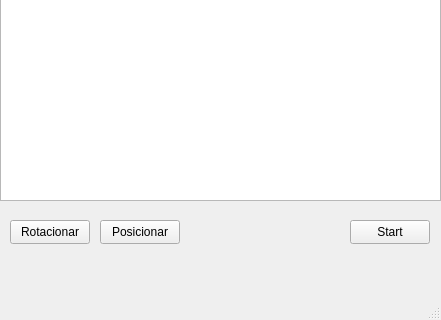
The window that BattleshipFront/Forms/mainwindow.ui (ismael-ds-correia/battleship-cpp) describes before a commit, drawn with Qt 5; both pictures show x 0 to 441 and y 280 to 600 of the 441 by 600 pixel window.
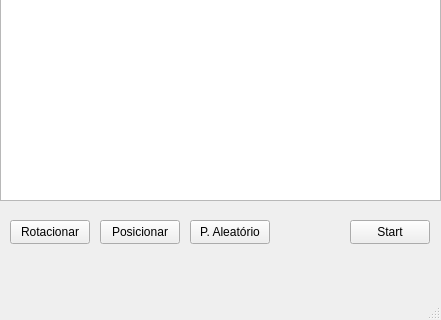
The same window after the commit.

Patch:
```diff
--- a/BattleshipFront/Forms/mainwindow.ui
+++ b/BattleshipFront/Forms/mainwindow.ui
@@ -63,6 +63,19 @@
      <string>Start</string>
     </property>
    </widget>
+   <widget class="QPushButton" name="randomizer">
+    <property name="geometry">
+     <rect>
+      <x>190</x>
+      <y>500</y>
+      <width>80</width>
+      <height>24</height>
+     </rect>
+    </property>
+    <property name="text">
+     <string>P. Aleatório</string>
+    </property>
+   </widget>
   </widget>
   <widget class="QMenuBar" name="menubar">
    <property name="geometry">
```
Left out of the diff: 2 changed lines with no effect on the pictures.
